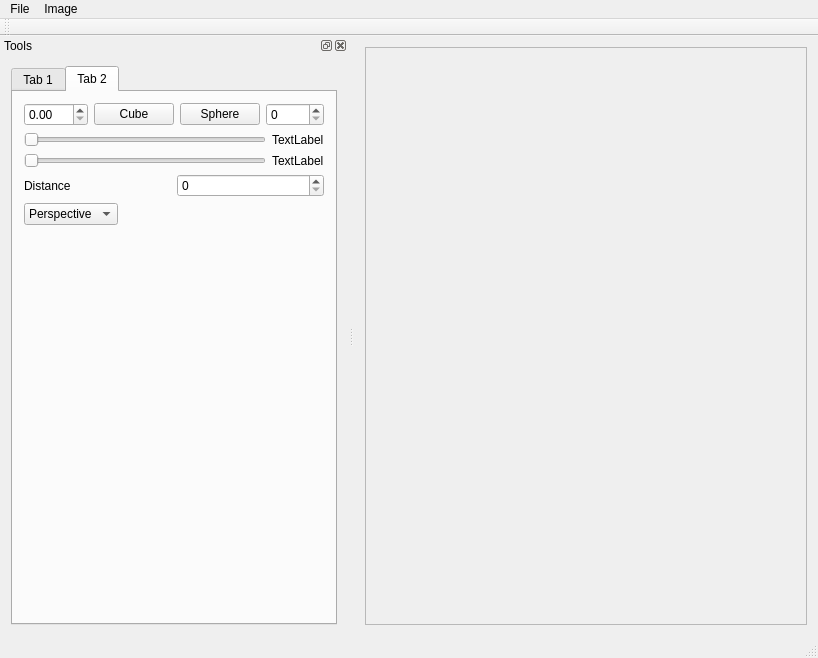
This is ImageViewer.ui in mavik3/pg as Qt 5 draws it before an edit. The edited form follows.
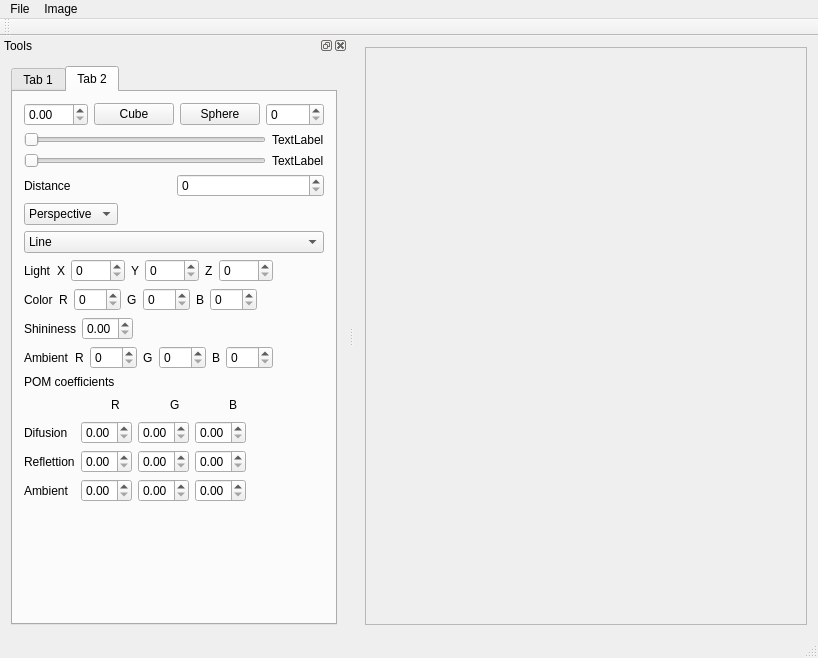
This is the edited form.

Commit message: Finished to add of zBuffer(random color about everyone triangle, one color -||-),Added POM, Light-Vectors, Flat shading

Diff of the .ui file:
```diff
--- a/ImageViewer.ui
+++ b/ImageViewer.ui
@@ -463,6 +463,512 @@
            </item>
           </layout>
          </item>
+         <item>
+          <widget class="QComboBox" name="comboScanLine3D">
+           <item>
+            <property name="text">
+             <string>Line</string>
+            </property>
+           </item>
+           <item>
+            <property name="text">
+             <string>Vyplnenie</string>
+            </property>
+           </item>
+           <item>
+            <property name="text">
+             <string>Nahodne</string>
+            </property>
+           </item>
+           <item>
+            <property name="text">
+             <string>light</string>
+            </property>
+           </item>
+          </widget>
+         </item>
+         <item>
+          <layout class="QHBoxLayout" name="horizontalLayout_13">
+           <item>
+            <widget class="QLabel" name="label_5">
+             <property name="text">
+              <string>Light</string>
+             </property>
+            </widget>
+           </item>
+           <item>
+            <widget class="QLabel" name="label_2">
+             <property name="text">
+              <string>X</string>
+             </property>
+            </widget>
+           </item>
+           <item>
+            <widget class="QSpinBox" name="lightX">
+             <property name="maximum">
+              <number>2000</number>
+             </property>
+            </widget>
+           </item>
+           <item>
+            <widget class="QLabel" name="label_3">
+             <property name="text">
+              <string>Y</string>
+             </property>
+            </widget>
+           </item>
+           <item>
+            <widget class="QSpinBox" name="lightY">
+             <property name="maximum">
+              <number>2000</number>
+             </property>
+            </widget>
+           </item>
+           <item>
+            <widget class="QLabel" name="label_4">
+             <property name="text">
+              <string>Z</string>
+             </property>
+            </widget>
+           </item>
+           <item>
+            <widget class="QSpinBox" name="lightZ">
+             <property name="maximum">
+              <number>2000</number>
+             </property>
+            </widget>
+           </item>
+           <item>
+            <spacer name="horizontalSpacer_3">
+             <property name="orientation">
+              <enum>Qt::Orientation::Horizontal</enum>
+             </property>
+             <property name="sizeHint" stdset="0">
+              <size>
+               <width>40</width>
+               <height>20</height>
+              </size>
+             </property>
+            </spacer>
+           </item>
+          </layout>
+         </item>
+         <item>
+          <layout class="QHBoxLayout" name="horizontalLayout_14">
+           <item>
+            <widget class="QLabel" name="label_9">
+             <property name="text">
+              <string>Color</string>
+             </property>
+            </widget>
+           </item>
+           <item>
+            <widget class="QLabel" name="label_8">
+             <property name="text">
+              <string>R</string>
+             </property>
+            </widget>
+           </item>
+           <item>
+            <widget class="QSpinBox" name="colorR">
+             <property name="maximum">
+              <number>255</number>
+             </property>
+            </widget>
+           </item>
+           <item>
+            <widget class="QLabel" name="label_7">
+             <property name="text">
+              <string>G</string>
+             </property>
+            </widget>
+           </item>
+           <item>
+            <widget class="QSpinBox" name="colorG">
+             <property name="maximum">
+              <number>255</number>
+             </property>
+            </widget>
+           </item>
+           <item>
+            <widget class="QLabel" name="label_6">
+             <property name="text">
+              <string>B</string>
+             </property>
+            </widget>
+           </item>
+           <item>
+            <widget class="QSpinBox" name="colorB">
+             <property name="maximum">
+              <number>255</number>
+             </property>
+            </widget>
+           </item>
+           <item>
+            <spacer name="horizontalSpacer_4">
+             <property name="orientation">
+              <enum>Qt::Orientation::Horizontal</enum>
+             </property>
+             <property name="sizeHint" stdset="0">
+              <size>
+               <width>40</width>
+               <height>20</height>
+              </size>
+             </property>
+            </spacer>
+           </item>
+          </layout>
+         </item>
+         <item>
+          <layout class="QHBoxLayout" name="horizontalLayout_15">
+           <item>
+            <widget class="QLabel" name="label_10">
+             <property name="text">
+              <string>Shininess</string>
+             </property>
+            </widget>
+           </item>
+           <item>
+            <widget class="QDoubleSpinBox" name="shininess">
+             <property name="maximum">
+              <double>1.000000000000000</double>
+             </property>
+            </widget>
+           </item>
+           <item>
+            <spacer name="horizontalSpacer_5">
+             <property name="orientation">
+              <enum>Qt::Orientation::Horizontal</enum>
+             </property>
+             <property name="sizeHint" stdset="0">
+              <size>
+               <width>40</width>
+               <height>20</height>
+              </size>
+             </property>
+            </spacer>
+           </item>
+          </layout>
+         </item>
+         <item>
+          <layout class="QVBoxLayout" name="verticalLayout_5">
+           <item>
+            <layout class="QHBoxLayout" name="horizontalLayout_16">
+             <item>
+              <widget class="QLabel" name="label_14">
+               <property name="text">
+                <string>Ambient</string>
+               </property>
+              </widget>
+             </item>
+             <item>
+              <widget class="QLabel" name="label_13">
+               <property name="text">
+                <string>R</string>
+               </property>
+              </widget>
+             </item>
+             <item>
+              <widget class="QSpinBox" name="AmbR">
+               <property name="maximum">
+                <number>255</number>
+               </property>
+              </widget>
+             </item>
+             <item>
+              <widget class="QLabel" name="label_12">
+               <property name="text">
+                <string>G</string>
+               </property>
+              </widget>
+             </item>
+             <item>
+              <widget class="QSpinBox" name="AmbG">
+               <property name="maximum">
+                <number>255</number>
+               </property>
+              </widget>
+             </item>
+             <item>
+              <widget class="QLabel" name="label_11">
+               <property name="text">
+                <string>B</string>
+               </property>
+              </widget>
+             </item>
+             <item>
+              <widget class="QSpinBox" name="AmbB">
+               <property name="maximum">
+                <number>255</number>
+               </property>
+              </widget>
+             </item>
+             <item>
+              <spacer name="horizontalSpacer_6">
+               <property name="orientation">
+                <enum>Qt::Orientation::Horizontal</enum>
+               </property>
+               <property name="sizeHint" stdset="0">
+                <size>
+                 <width>40</width>
+                 <height>20</height>
+                </size>
+               </property>
+              </spacer>
+             </item>
+            </layout>
+           </item>
+           <item>
+            <widget class="QLabel" name="label_15">
+             <property name="text">
+              <string>POM coefficients</string>
+             </property>
+            </widget>
+           </item>
+           <item>
+            <layout class="QHBoxLayout" name="horizontalLayout_19">
+             <item>
+              <spacer name="horizontalSpacer_13">
+               <property name="orientation">
+                <enum>Qt::Orientation::Horizontal</enum>
+               </property>
+               <property name="sizeHint" stdset="0">
+                <size>
+                 <width>40</width>
+                 <height>20</height>
+                </size>
+               </property>
+              </spacer>
+             </item>
+             <item>
+              <spacer name="horizontalSpacer_8">
+               <property name="orientation">
+                <enum>Qt::Orientation::Horizontal</enum>
+               </property>
+               <property name="sizeHint" stdset="0">
+                <size>
+                 <width>40</width>
+                 <height>20</height>
+                </size>
+               </property>
+              </spacer>
+             </item>
+             <item>
+              <widget class="QLabel" name="label_21">
+               <property name="text">
+                <string>R</string>
+               </property>
+              </widget>
+             </item>
+             <item>
+              <spacer name="horizontalSpacer_9">
+               <property name="orientation">
+                <enum>Qt::Orientation::Horizontal</enum>
+               </property>
+               <property name="sizeHint" stdset="0">
+                <size>
+                 <width>40</width>
+                 <height>20</height>
+                </size>
+               </property>
+              </spacer>
+             </item>
+             <item>
+              <widget class="QLabel" name="label_20">
+               <property name="text">
+                <string>G</string>
+               </property>
+              </widget>
+             </item>
+             <item>
+              <spacer name="horizontalSpacer_10">
+               <property name="orientation">
+                <enum>Qt::Orientation::Horizontal</enum>
+               </property>
+               <property name="sizeHint" stdset="0">
+                <size>
+                 <width>40</width>
+                 <height>20</height>
+                </size>
+               </property>
+              </spacer>
+             </item>
+             <item>
+              <widget class="QLabel" name="label_19">
+               <property name="text">
+                <string>B</string>
+               </property>
+              </widget>
+             </item>
+             <item>
+              <spacer name="horizontalSpacer_11">
+               <property name="orientation">
+                <enum>Qt::Orientation::Horizontal</enum>
+               </property>
+               <property name="sizeHint" stdset="0">
+                <size>
+                 <width>40</width>
+                 <height>20</height>
+                </size>
+               </property>
+              </spacer>
+             </item>
+             <item>
+              <spacer name="horizontalSpacer_12">
+               <property name="orientation">
+                <enum>Qt::Orientation::Horizontal</enum>
+               </property>
+               <property name="sizeHint" stdset="0">
+                <size>
+                 <width>40</width>
+                 <height>20</height>
+                </size>
+               </property>
+              </spacer>
+             </item>
+            </layout>
+           </item>
+           <item>
+            <layout class="QHBoxLayout" name="horizontalLayout_17">
+             <item>
+              <layout class="QVBoxLayout" name="verticalLayout_6">
+               <item>
+                <widget class="QLabel" name="label_18">
+                 <property name="text">
+                  <string>Difusion</string>
+                 </property>
+                </widget>
+               </item>
+               <item>
+                <widget class="QLabel" name="label_16">
+                 <property name="text">
+                  <string>Reflettion</string>
+                 </property>
+                </widget>
+               </item>
+               <item>
+                <widget class="QLabel" name="label_17">
+                 <property name="text">
+                  <string>Ambient</string>
+                 </property>
+                </widget>
+               </item>
+              </layout>
+             </item>
+             <item>
+              <layout class="QGridLayout" name="gridLayout_2">
+               <item row="1" column="0">
+                <widget class="QDoubleSpinBox" name="pom_refR">
+                 <property name="minimumSize">
+                  <size>
+                   <width>0</width>
+                   <height>0</height>
+                  </size>
+                 </property>
+                 <property name="maximum">
+                  <double>1.000000000000000</double>
+                 </property>
+                </widget>
+               </item>
+               <item row="1" column="1">
+                <widget class="QDoubleSpinBox" name="pom_refG">
+                 <property name="minimumSize">
+                  <size>
+                   <width>0</width>
+                   <height>0</height>
+                  </size>
+                 </property>
+                 <property name="maximum">
+                  <double>1.000000000000000</double>
+                 </property>
+                </widget>
+               </item>
+               <item row="2" column="0">
+                <widget class="QDoubleSpinBox" name="pom_ambR">
+                 <property name="maximum">
+                  <double>1.000000000000000</double>
+                 </property>
+                </widget>
+               </item>
+               <item row="2" column="1">
+                <widget class="QDoubleSpinBox" name="pom_ambG">
+                 <property name="maximum">
+                  <double>1.000000000000000</double>
+                 </property>
+                </widget>
+               </item>
+               <item row="1" column="2">
+                <widget class="QDoubleSpinBox" name="pom_refB">
+                 <property name="maximum">
+                  <double>1.000000000000000</double>
+                 </property>
+                </widget>
+               </item>
+               <item row="2" column="2">
+                <widget class="QDoubleSpinBox" name="pom_ambB">
+                 <property name="maximum">
+                  <double>1.000000000000000</double>
+                 </property>
+                </widget>
+               </item>
+               <item row="0" column="0">
+                <widget class="QDoubleSpinBox" name="pom_difR">
+                 <property name="minimumSize">
+                  <size>
+                   <width>0</width>
+                   <height>0</height>
+                  </size>
+                 </property>
+                 <property name="maximum">
+                  <double>1.000000000000000</double>
+                 </property>
+                </widget>
+               </item>
+               <item row="0" column="1">
+                <widget class="QDoubleSpinBox" name="pom_difG">
+                 <property name="minimumSize">
+                  <size>
+                   <width>0</width>
+                   <height>0</height>
+                  </size>
+                 </property>
+                 <property name="maximum">
+                  <double>1.000000000000000</double>
+                 </property>
+                </widget>
+               </item>
+               <item row="0" column="2">
+                <widget class="QDoubleSpinBox" name="pom_difB">
+                 <property name="minimumSize">
+                  <size>
+                   <width>0</width>
+                   <height>1</height>
+                  </size>
+                 </property>
+                 <property name="maximum">
+                  <double>1.000000000000000</double>
+                 </property>
+                </widget>
+               </item>
+              </layout>
+             </item>
+             <item>
+              <spacer name="horizontalSpacer_7">
+               <property name="orientation">
+                <enum>Qt::Orientation::Horizontal</enum>
+               </property>
+               <property name="sizeHint" stdset="0">
+                <size>
+                 <width>40</width>
+                 <height>20</height>
+                </size>
+               </property>
+              </spacer>
+             </item>
+            </layout>
+           </item>
+          </layout>
+         </item>
          <item>
           <spacer name="verticalSpacer">
            <property name="orientation">
```
Left out of the diff: 2 changed lines with no effect on the pictures. The commit also changes 6 other files.
